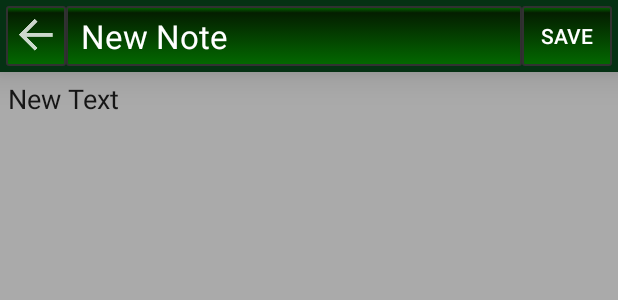
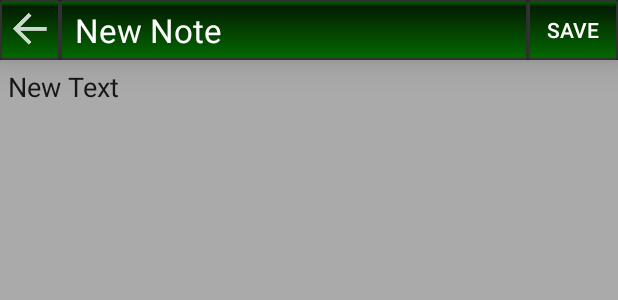
Before and after one commit to prestongarno/ToDoApp, an Android app: the layout activity_edit_note.xml on its own in the app's theme, with its tools: preview values and no code run, on a phone screen of 412 x 824 dp. Shown: the top 300 px of the screen. Run offline under Robolectric (Android 15) with nearby library versions, the phone set to English and light mode, and no system bars.

Commit message:
cleaned up UI

```diff
--- a/app/src/main/java/com/example/prest/simpletodo/notesManager.java
+++ b/app/src/main/java/com/example/prest/simpletodo/notesManager.java
@@ -2,6 +2,7 @@ package com.example.prest.simpletodo;
 
 import android.app.Activity;
 import android.content.Context;
+import android.util.Log;
 import android.widget.Toast;
 
 import com.parse.FindCallback;
@@ -77,7 +78,7 @@ public class notesManager {
         }
     }
 
-    public void updateData(){
+    public void updateData(final CustomListViewAdapter itemsAdapter, final MainActivity m){
         ParseQuery<note> query = ParseQuery.getQuery(note.class);
         query.findInBackground(new FindCallback<note>() {
             @Override
@@ -85,6 +86,8 @@ public class notesManager {
                 if(notes != null){
                     notesList.clear();
                     notesList.addAll(notes);
+                    itemsAdapter.notifyDataSetChanged();
+                    m.hideOrShowNoNotesMessage();
                 }
             }
         });
--- /dev/null
+++ b/app/src/main/res/drawable/save_note_title_bar.xml
@@ -0,0 +1,78 @@
+<?xml version="1.0" encoding="utf-8"?>
+<selector xmlns:android="http://schemas.android.com/apk/res/android" >
+    <item android:state_pressed="true" >
+        <shape android:shape="rectangle">
+            <corners
+                android:radius="1dp"
+                />
+            <gradient
+                android:angle="90"
+                android:centerX="90%"
+                android:centerColor="#041e00"
+                android:startColor="#036900"
+                android:endColor="#036900"
+                android:type="linear"
+                />
+            <padding
+                android:left="0dp"
+                android:top="0dp"
+                android:right="0dp"
+                android:bottom="0dp"
+                />
+            <stroke
+                android:width="1dp"
+                android:color="#313131"
+                />
+        </shape>
+    </item>
+    <item android:state_focused="true">
+        <shape android:shape="rectangle">
+            <corners
+                android:radius="1dp"
+                />
+            <gradient
+                android:angle="90"
+                android:centerX="90%"
+                android:centerColor="#041e00"
+                android:startColor="#036900"
+                android:endColor="#036900"
+                android:type="linear"
+                />
+            <padding
+                android:left="0dp"
+                android:top="0dp"
+                android:right="0dp"
+                android:bottom="0dp"
+                />
+            <stroke
+                android:width="1dp"
+                android:color="#313131"
+                />
+        </shape>
+    </item>
+    <item >
+        <shape android:shape="rectangle"  >
+            <corners
+                android:radius="1dp"
+                />
+            <gradient
+                android:angle="90"
+                android:centerX="90%"
+                android:centerColor="#041e00"
+                android:startColor="#036900"
+                android:endColor="#036900"
+                android:type="linear"
+                />
+            <padding
+                android:left="0dp"
+                android:top="0dp"
+                android:right="0dp"
+                android:bottom="0dp"
+                />
+            <stroke
+                android:width="1dp"
+                android:color="#313131"
+                />
+        </shape>
+    </item>
+</selector>
--- a/app/src/main/res/layout/activity_edit_note.xml
+++ b/app/src/main/res/layout/activity_edit_note.xml
@@ -10,7 +10,7 @@
         android:layout_height="wrap_content"
         android:background="@color/colorPrimaryDark"
         android:elevation="15dp"
-        android:padding="4dp"
+        android:padding="0dp"
         android:clickable="true">
         <EditText
             android:layout_width="match_parent"
@@ -41,10 +41,11 @@
             android:paddingTop="5dp"
             android:gravity="left"
             android:id="@+id/edit_note_title_bar"
-            android:background="@drawable/save_note_selector"
+            android:background="@drawable/save_note_title_bar"
             android:singleLine="true"
             android:ellipsize="end"
             android:longClickable="true"
+            android:clickable="false"
             android:enabled="true"
             android:layout_toEndOf="@+id/edit_note_back_button"
             android:layout_toStartOf="@+id/imagebtn_save_note"/>
```
Also changed, not shown: app/src/main/java/com/example/prest/simpletodo/CustomListViewAdapter.java (added, +67 -0 lines), app/src/main/java/com/example/prest/simpletodo/MainActivity.java (+26 -116 lines).
